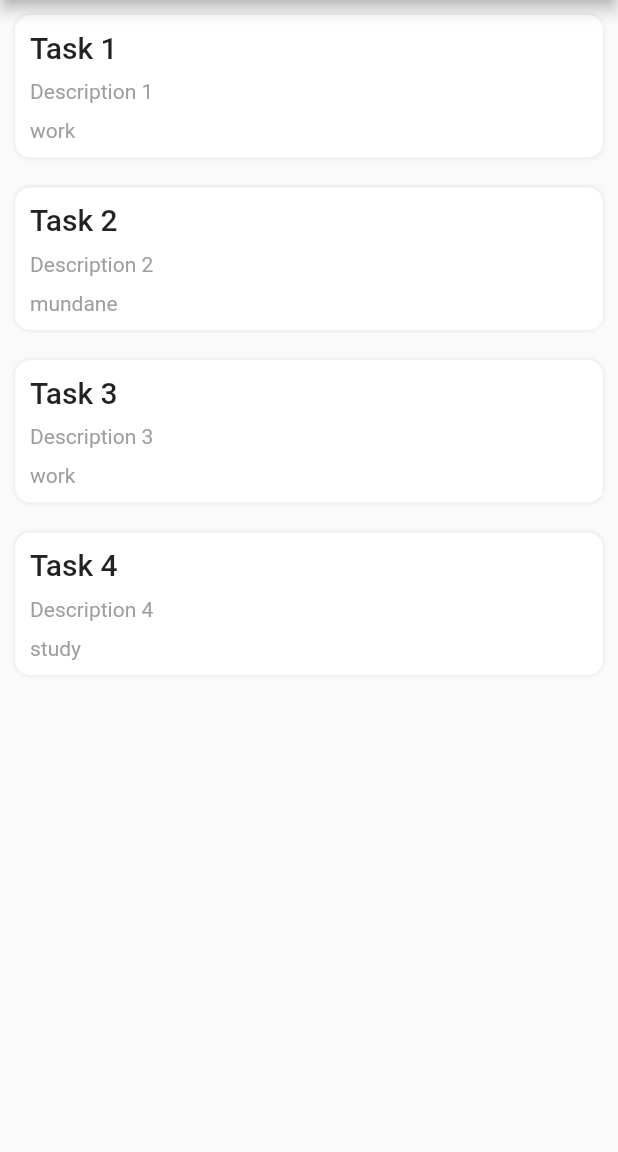
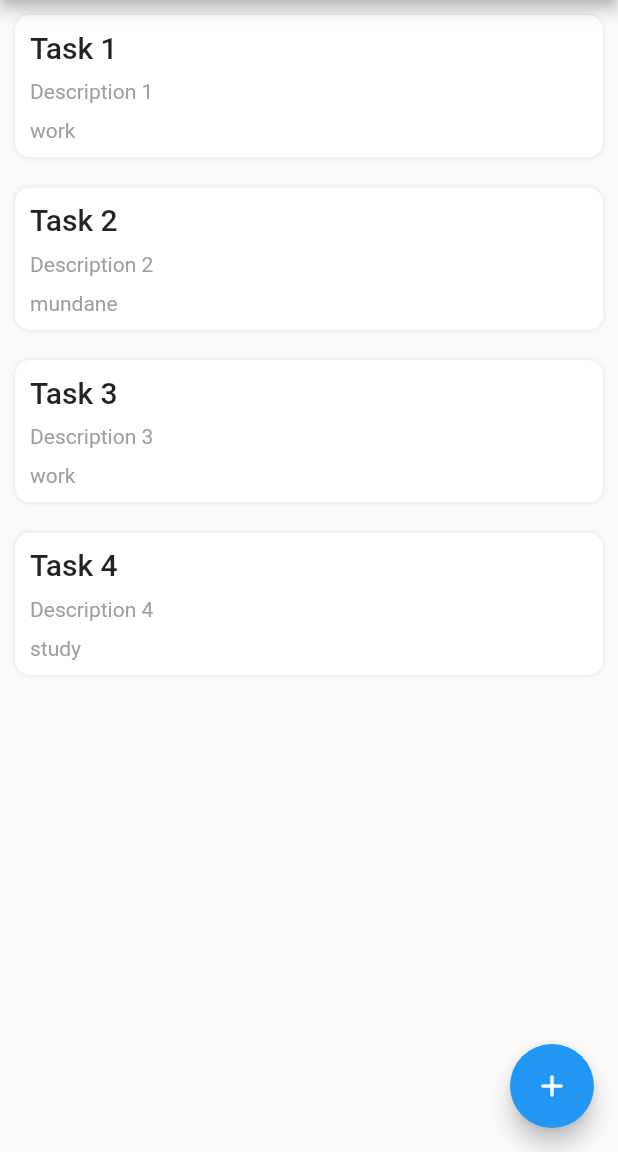
Before and after one commit to TalebRafiepour/todo_with_bloc_pattern, a Flutter app: the screen it shows after launch, on a phone screen of 412 x 824 dp, the part 84-1236 px from its top. Run offline on Flutter 3.47's test engine with Material 2 defaults, Android fonts, the phone set to English and light mode, and no system bars; our stand-ins replace equatable, gap.

Commit message:
➕ Added Add Task Button

```diff
--- a/lib/todo/view/todo_home_screen.dart
+++ b/lib/todo/view/todo_home_screen.dart
@@ -1,4 +1,5 @@
 import 'package:flutter/material.dart';
+import 'package:todo_with_bloc_pattern/todo/view/widgets/add_task_button.dart';
 
 import '../data/model/todo_task.dart';
 import 'widgets/task_listview_widget.dart';
@@ -17,6 +18,7 @@ class _ToDoHomeScreenState extends State<ToDoHomeScreen> {
   Widget build(BuildContext context) {
     return Scaffold(
       appBar: const ToDoAppBarWidget(),
+      floatingActionButton: const AddTaskButtonWidget(),
       body: SingleChildScrollView(
           child: Column(
         children: [
--- /dev/null
+++ b/lib/todo/view/widgets/add_task_button.dart
@@ -0,0 +1,15 @@
+import 'package:flutter/material.dart';
+
+class AddTaskButtonWidget extends StatelessWidget {
+  const AddTaskButtonWidget({
+    Key? key,
+  }) : super(key: key);
+
+  @override
+  Widget build(BuildContext context) {
+    return FloatingActionButton(
+      onPressed: () {},
+      child: const Icon(Icons.add_rounded),
+    );
+  }
+}
```
